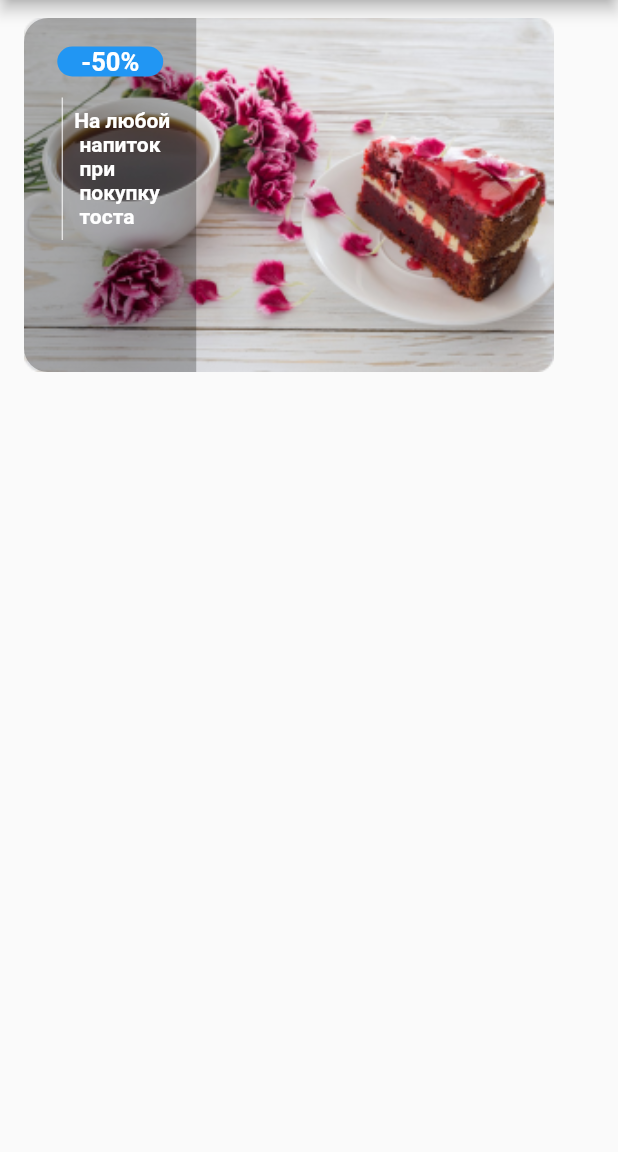
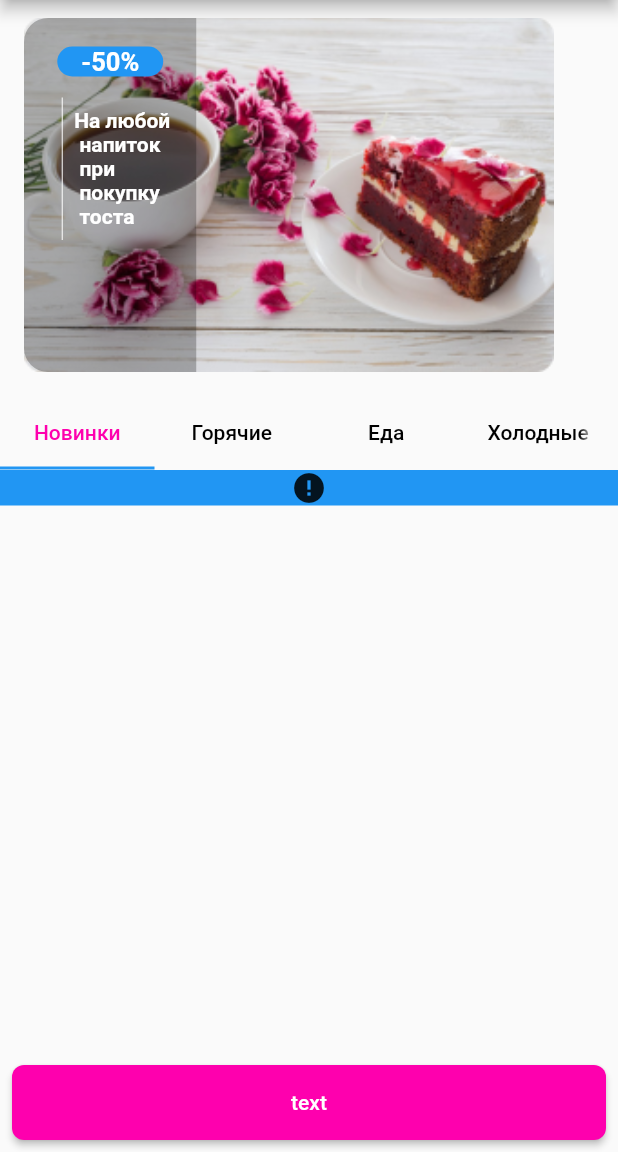
Before and after one commit to AbdrErnur/store, a Flutter app: the HomeScreen screen opened directly, on a phone screen of 412 x 824 dp, the part 84-1236 px from its top. Run offline on Flutter 3.47's test engine with Material 2 defaults, Android fonts, the phone set to English and light mode, and no system bars; drawn by our look-alikes of cached_network_image; network calls fail.

Commit message:
Home page part1

```diff
--- a/lib/features/auth/presentation/ui/auth_screen.dart
+++ b/lib/features/auth/presentation/ui/auth_screen.dart
@@ -1,4 +1,5 @@
 import 'package:flutter/material.dart';
+import 'package:store/features/auth/presentation/ui/regestration_screen.dart';
 import 'package:store/presentation/ui/components/primary_button.dart';
 import 'package:store/features/auth/presentation/ui/phone_input_screen.dart';
 import 'package:store/presentation/ui/components/secondary_button.dart';
@@ -27,7 +28,9 @@ class _AuthState extends State<AuthScreen> {
             },
           ),
           const SizedBox(height: 24.0),
-          SecondaryButton(onPressed: (){},
+          SecondaryButton(onPressed: (){
+            Navigator.push(context, MaterialPageRoute(builder: (context) => const RegistrationScreen()));
+          },
               padding: const EdgeInsets.symmetric(horizontal: 16.0),
               text: 'Регистрация'),
           const Spacer(),
--- a/lib/features/auth/presentation/ui/phone_input_screen.dart
+++ b/lib/features/auth/presentation/ui/phone_input_screen.dart
@@ -3,6 +3,7 @@ import 'package:flutter/material.dart';
 import 'package:store/presentation/ui/components/form_field.dart';
 import 'package:store/presentation/ui/components/primary_button.dart';
 import 'package:store/features/auth/presentation/ui/regestration_screen.dart';
+import 'package:store/presentation/ui/screens/home_screen.dart';
 
 class PhoneInputScreen extends StatefulWidget {
   const PhoneInputScreen({super.key});
@@ -50,7 +51,9 @@ class _PhoneInputScreenState extends State<PhoneInputScreen> {
           ),
           BrPrimaryButton(
             text: 'Войти',
-            onPressed: () {},
+            onPressed: () {
+              Navigator.push(context, MaterialPageRoute(builder: (context) => const HomeScreen()));
+            },
             padding: const EdgeInsets.symmetric(horizontal: 16.0),
           ),
           const SizedBox(
--- a/lib/features/auth/presentation/ui/regestration_screen.dart
+++ b/lib/features/auth/presentation/ui/regestration_screen.dart
@@ -1,4 +1,5 @@
 import 'package:flutter/material.dart';
+import 'package:store/features/auth/presentation/ui/phone_input_screen.dart';
 import 'package:store/presentation/ui/components/form_field.dart';
 import 'package:store/presentation/ui/components/primary_button.dart';
 import 'package:store/presentation/ui/screens/home_screen.dart';
@@ -69,7 +70,9 @@ class _RegistrationScreenState extends State<RegistrationScreen> {
                 Navigator.push(context, MaterialPageRoute(builder: (context) => const HomeScreen()));
               }),
           const SizedBox(height: 24.0,),
-          TextButton(onPressed: (){}, child: const Text('Войти', style: TextStyle(color: Colors.black, decoration: TextDecoration.underline),)),
+          TextButton(onPressed: (){
+            Navigator.push(context, MaterialPageRoute(builder: (context) => const PhoneInputScreen()));
+          }, child: const Text('Войти', style: TextStyle(color: Colors.black, decoration: TextDecoration.underline),)),
         ],
       ),
     );
--- a/lib/presentation/ui/screens/home_screen.dart
+++ b/lib/presentation/ui/screens/home_screen.dart
@@ -1,4 +1,6 @@
+import 'package:cached_network_image/cached_network_image.dart';
 import 'package:flutter/material.dart';
+import 'package:store/presentation/ui/components/primary_button.dart';
 
 class HomeScreen extends StatefulWidget {
   const HomeScreen({super.key});
@@ -7,10 +9,20 @@ class HomeScreen extends StatefulWidget {
   State<HomeScreen> createState() => _HomeScreenState();
 }
 
-class _HomeScreenState extends State<HomeScreen> {
+class _HomeScreenState extends State<HomeScreen>
+    with SingleTickerProviderStateMixin {
+  late final TabController controller;
+
+  @override
+  void initState() {
+    super.initState();
+    controller = TabController(length: 4, vsync: this);
+  }
+
   @override
   Widget build(BuildContext context) {
     return Scaffold(
+      extendBody: true,
       appBar: AppBar(
         leading: IconButton(
           icon: const Icon(Icons.menu),
@@ -32,7 +44,9 @@ class _HomeScreenState extends State<HomeScreen> {
         ],
         backgroundColor: Colors.white,
       ),
-      body: Column(
+      body: SizedBox(
+        height: MediaQuery.of(context).size.height,
+        child: Column(
           crossAxisAlignment: CrossAxisAlignment.stretch,
           children: [
             Padding(
@@ -103,7 +117,47 @@ class _HomeScreenState extends State<HomeScreen> {
                 ),
               ),
             ),
+            SizedBox(
+              height: 17,
+            ),
+            TabBar(
+              controller: controller,
+              tabs: const [
+                Tab(text: 'Новинки'),
+                Tab(text: 'Горячие'),
+                Tab(text: 'Еда'),
+                Tab(text: 'Холодные закуски'),
               ],
+              labelColor: Color(0xFFFE00AE),
+              unselectedLabelColor: Colors.black,
+            ),
+            Expanded(
+              child: TabBarView(controller: controller, children:  [
+                SingleChildScrollView(
+                  child: ColoredBox(
+                    color: Colors.blue,
+                    child: Column(
+                      children: [
+                        CachedNetworkImage(
+                          imageUrl: "https://vkusnotochkamenu.ru/image/cachewebp/catalog/photo/53458915-kapuchino-600x600.webp",
+                          placeholder: (context, url) => CircularProgressIndicator(),
+                          errorWidget: (context, url, error) => Icon(Icons.error),
+                        ),
+                      ],
+                    ),
+                  ),
+                ),
+                const Center(child: Text('тут будет ваша реклама2')),
+                const Center(child: Text('тут будет ваша реклама3')),
+                const Center(child: Text('тут будет ваша реклама4')),
+              ]),
+            ),
+          ],
+        ),
+      ),
+      bottomNavigationBar: Padding(
+        padding: const EdgeInsets.all(8.0),
+        child: BrPrimaryButton(text: 'text', onPressed: (){}),
       ),
     );
   }
--- a/pubspec.yaml
+++ b/pubspec.yaml
@@ -12,6 +12,7 @@ dependencies:
     sdk: flutter
   cupertino_icons: ^1.0.2
   flutter_svg: 2.0.9
+  cached_network_image: ^3.3.0
 
 dev_dependencies:
   flutter_test:
```
Also changed, not shown: lib/presentation/ui/view_models/product_veiw_model.dart (added, +11 -0 lines), lib/domain/entities/product_entiti.dart (added), 2 other files. Lines whose indentation alone changed are shown as unchanged.
